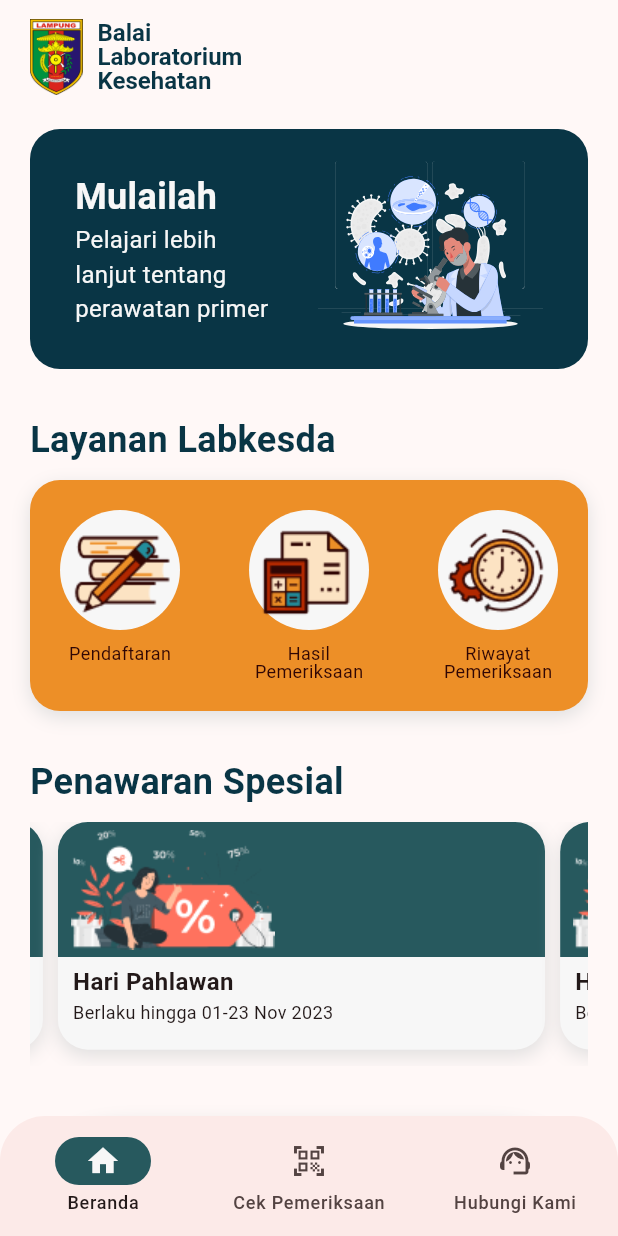
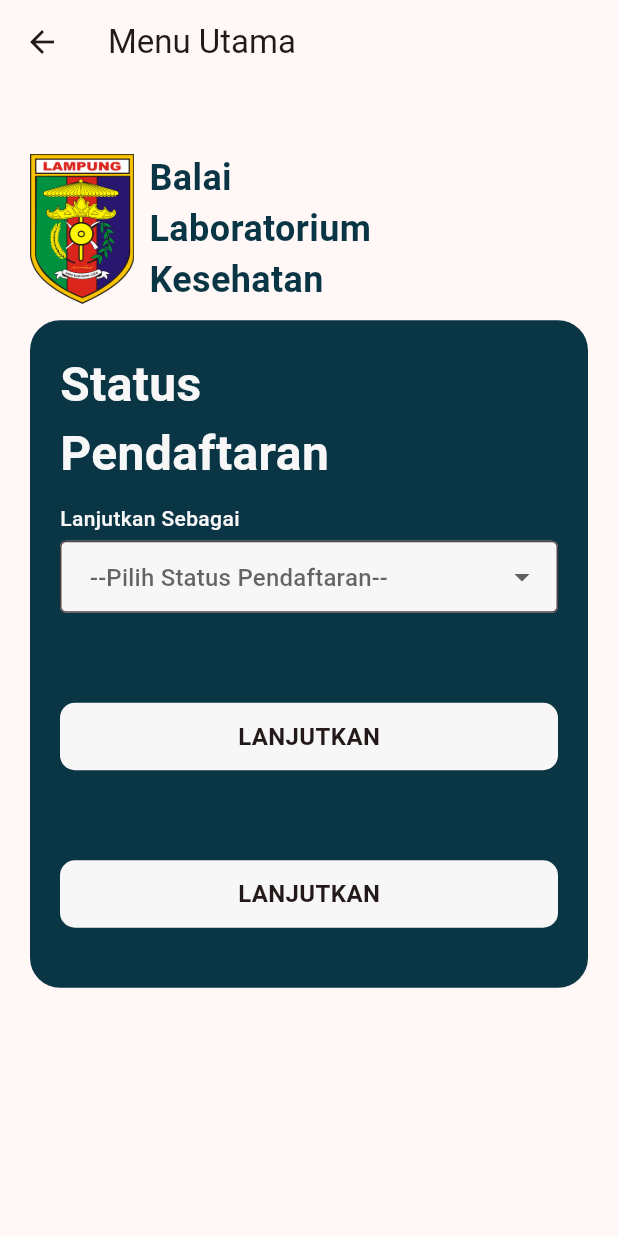
Before and after one commit to sonjecomp/labkesda-mobile-flutter, a Flutter app: the BottomBarLayout screen opened by its route, after a tap on "Pendaftaran", on a phone screen of 412 x 824 dp. Run offline on Flutter 3.47's test engine with Material 2 defaults, Android fonts, the light colour scheme and no system bars; drawn by our look-alikes of carousel_slider; our stand-ins replace flutter_svg, go_router, introduction_screen.

Commit message:
feat: pilih status pendaftaran

```diff
--- /dev/null
+++ b/lib/presentation/components/buttons/direct_button.dart
@@ -0,0 +1,35 @@
+import 'package:flutter/material.dart';
+
+class DirectButton extends StatelessWidget {
+  final String text;
+  final Function()? onPressed;
+
+  const DirectButton({
+    Key? key,
+    required this.text,
+    this.onPressed,
+  }) : super(key: key);
+
+  @override
+  Widget build(BuildContext context) {
+    return GestureDetector(
+      onTap: onPressed,
+      child: Container(
+        decoration: BoxDecoration(
+          color: const Color(0xFFF7F7F7),
+          borderRadius: BorderRadius.circular(10),
+        ),
+        height: 45,
+        child: Center(
+          child: Text(
+            text,
+            style: const TextStyle(
+              fontWeight: FontWeight.bold,
+              fontSize: 16,
+            ),
+          ),
+        ),
+      ),
+    );
+  }
+}
--- a/lib/presentation/components/buttons/fiture_button.dart
+++ b/lib/presentation/components/buttons/fiture_button.dart
@@ -2,16 +2,16 @@
 import 'package:labkesda_mobile/constants/colors.dart';
 
 class FitureButton extends StatelessWidget {
-  const FitureButton({super.key, required this.image, required this.text});
+  const FitureButton(
+      {super.key, required this.image, required this.text, this.onTap});
   final String image;
   final String text;
+  final Function()? onTap;
 
   @override
   Widget build(BuildContext context) {
     return GestureDetector(
-      onTap: () {
-        print('Fiture clicked!');
-      },
+      onTap: onTap,
       child: Column(
         children: [
           Container(
--- /dev/null
+++ b/lib/presentation/components/input/select_input.dart
@@ -0,0 +1,68 @@
+import 'package:flutter/material.dart';
+import 'package:go_router/go_router.dart';
+import 'package:labkesda_mobile/presentation/components/buttons/direct_button.dart';
+
+class SelectInput extends StatefulWidget {
+  final List<String> items;
+  final String label;
+  final String? placeholder;
+  const SelectInput(
+      {Key? key, required this.items, required this.label, this.placeholder})
+      : super(key: key);
+
+  @override
+  State<SelectInput> createState() => _SelectInputState();
+}
+
+class _SelectInputState extends State<SelectInput> {
+  String? _selectedItem;
+
+  @override
+  Widget build(BuildContext context) {
+    return SizedBox(
+      child: Column(
+        crossAxisAlignment: CrossAxisAlignment.start,
+        children: [
+          Text(
+            widget.label,
+            style: const TextStyle(
+              fontSize: 14,
+              fontWeight: FontWeight.w500,
+              color: Color(0xFFF7F7F7),
+            ),
+          ),
+          const SizedBox(
+            height: 5,
+          ),
+          DropdownButtonFormField<String>(
+            value: _selectedItem,
+            decoration: InputDecoration(
+              border: const OutlineInputBorder(),
+              filled: true,
+              fillColor: const Color(0xFFF7F7F7),
+              contentPadding: const EdgeInsets.symmetric(horizontal: 16),
+              hintText: widget.placeholder,
+            ),
+            items: widget.items.map((String value) {
+              return DropdownMenuItem<String>(
+                value: value,
+                child: Text(value),
+              );
+            }).toList(),
+            onChanged: (String? selectedItem) {
+              setState(() {
+                _selectedItem = selectedItem;
+              });
+            },
+          ),
+          const SizedBox(
+            height: 60,
+          ),
+          const DirectButton(
+            text: "LANJUTKAN",
+          ),
+        ],
+      ),
+    );
+  }
+}
--- a/lib/presentation/pages/home/home_page.dart
+++ b/lib/presentation/pages/home/home_page.dart
@@ -1,6 +1,7 @@
 import 'package:carousel_slider/carousel_slider.dart';
 import 'package:flutter/material.dart';
 import 'package:flutter_svg/flutter_svg.dart';
+import 'package:go_router/go_router.dart';
 import 'package:labkesda_mobile/constants/assets.dart';
 import 'package:labkesda_mobile/constants/colors.dart';
 import 'package:labkesda_mobile/presentation/components/buttons/fiture_button.dart';
@@ -94,7 +95,10 @@
               const SizedBox(height: 30),
               const Text(
                 'Layanan Labkesda',
-                style: TextStyle(color: AppColors.primary, fontSize: 24, fontWeight: FontWeight.bold),
+                style: TextStyle(
+                    color: AppColors.primary,
+                    fontSize: 24,
+                    fontWeight: FontWeight.bold),
               ),
               const SizedBox(height: 10),
               Container(
@@ -106,20 +110,23 @@
                     AppStyle.boxShadow,
                   ],
                 ),
-                child: const Padding(
-                  padding: EdgeInsets.all(10),
+                child: Padding(
+                  padding: const EdgeInsets.all(10),
                   child: Row(
                     mainAxisAlignment: MainAxisAlignment.spaceBetween,
                     children: [
                       FitureButton(
                         image: AppAssets.pendaftaranLogo,
                         text: 'Pendaftaran\n',
+                        onTap: () {
+                          context.push("/pilih-status-pendaftaran");
+                        },
                       ),
-                      FitureButton(
+                      const FitureButton(
                         image: AppAssets.hasilPemeriksaanLogo,
                         text: 'Hasil\nPemeriksaan',
                       ),
-                      FitureButton(
+                      const FitureButton(
                         image: AppAssets.riwayatPemerikasaanLogo,
                         text: 'Riwayat\nPemeriksaan',
                       ),
@@ -130,7 +137,10 @@
               const SizedBox(height: 30),
               const Text(
                 'Penawaran Spesial',
-                style: TextStyle(color: AppColors.primary, fontSize: 24, fontWeight: FontWeight.bold),
+                style: TextStyle(
+                    color: AppColors.primary,
+                    fontSize: 24,
+                    fontWeight: FontWeight.bold),
               ),
               const SizedBox(
                 height: 10,
@@ -142,7 +152,9 @@
                   autoPlay: true,
                 ),
                 itemCount: 3,
-                itemBuilder: (BuildContext context, int itemIndex, int pageViewIndex) => const SliderCard(),
+                itemBuilder:
+                    (BuildContext context, int itemIndex, int pageViewIndex) =>
+                        const SliderCard(),
               ),
               // ElevatedButton(
               //   onPressed: () {
--- /dev/null
+++ b/lib/presentation/pages/pendaftaran/pilih_status_pendaftaran.dart
@@ -0,0 +1,105 @@
+import 'package:flutter/material.dart';
+import 'package:labkesda_mobile/constants/assets.dart';
+import 'package:labkesda_mobile/constants/colors.dart';
+import 'package:labkesda_mobile/presentation/components/buttons/direct_button.dart';
+import 'package:labkesda_mobile/presentation/components/input/select_input.dart';
+
+const List<String> list = <String>[
+  "--Pilih Status Pendaftaran--",
+  "Pasien Baru",
+  "Pasien Lama",
+  "Instansi Baru",
+  "Instansi Lama"
+];
+
+class PilihStatusPendaftaran extends StatelessWidget {
+  const PilihStatusPendaftaran({super.key});
+
+  @override
+  Widget build(BuildContext context) {
+    return SafeArea(
+      child: Scaffold(
+        appBar: AppBar(
+          title: const Text('Menu Utama'),
+        ),
+        body: Center(
+          child: Padding(
+            padding: const EdgeInsets.all(20),
+            child: Column(
+              mainAxisAlignment: MainAxisAlignment.center,
+              children: [
+                Row(
+                  mainAxisAlignment: MainAxisAlignment.start,
+                  children: [
+                    Image.asset(
+                      AppAssets.lampungCoa,
+                      height: 100,
+                    ),
+                    const SizedBox(
+                      width: 10,
+                    ),
+                    const Text(
+                      'Balai\nLaboratorium\nKesehatan',
+                      style: TextStyle(
+                        fontSize: 24,
+                        fontWeight: FontWeight.bold,
+                        color: AppColors.primary,
+                      ),
+                    ),
+                  ],
+                ),
+                const SizedBox(
+                  height: 10,
+                ),
+                Container(
+                  decoration: const BoxDecoration(
+                    color: AppColors.primary,
+                    borderRadius: BorderRadius.all(
+                      Radius.circular(20),
+                    ),
+                  ),
+                  child: const Padding(
+                    padding: EdgeInsets.all(20),
+                    child: Column(
+                      crossAxisAlignment: CrossAxisAlignment.start,
+                      children: [
+                        Text(
+                          'Status\nPendaftaran',
+                          style: TextStyle(
+                            color: AppColors.whiteColor,
+                            fontSize: 32,
+                            fontWeight: FontWeight.bold,
+                          ),
+                        ),
+                        SizedBox(
+                          height: 10,
+                        ),
+                        SelectInput(
+                          items: list,
+                          label: "Lanjutkan Sebagai",
+                          placeholder: "--Pilih Status Pendaftaran--",
+                        ),
+                        SizedBox(
+                          height: 60,
+                        ),
+                        DirectButton(
+                          text: "LANJUTKAN",
+                        ),
+                        SizedBox(
+                          height: 20,
+                        ),
+                      ],
+                    ),
+                  ),
+                ),
+                const SizedBox(
+                  height: 120,
+                ),
+              ],
+            ),
+          ),
+        ),
+      ),
+    );
+  }
+}
--- a/lib/presentation/router/router.dart
+++ b/lib/presentation/router/router.dart
@@ -2,6 +2,7 @@
 import 'package:labkesda_mobile/presentation/components/layouts/bottom_bar_layout.dart';
 import 'package:labkesda_mobile/presentation/pages/on_board/on_board_page.dart';
 import 'package:labkesda_mobile/presentation/pages/pemeriksaan/riwayat_pemeriksaan_page.dart';
+import 'package:labkesda_mobile/presentation/pages/pendaftaran/pilih_status_pendaftaran.dart';
 
 final router = GoRouter(
   initialLocation: "/on-board",
@@ -19,8 +20,17 @@
         GoRoute(
           path: "riwayat-pemeriksaan",
           builder: (context, state) => const RiwayatPemeriksaanPage(),
-        )
+        ),
+        GoRoute(
+          path: "pilih-status-pendaftaran",
+          builder: (context, state) {
+            return PilihStatusPendaftaran();
+          },
+          // routes: [
+          //   GoRoute(path: "pasien-baru")
+          // ],
+        ),
       ],
-    )
+    ),
   ],
 );
```
